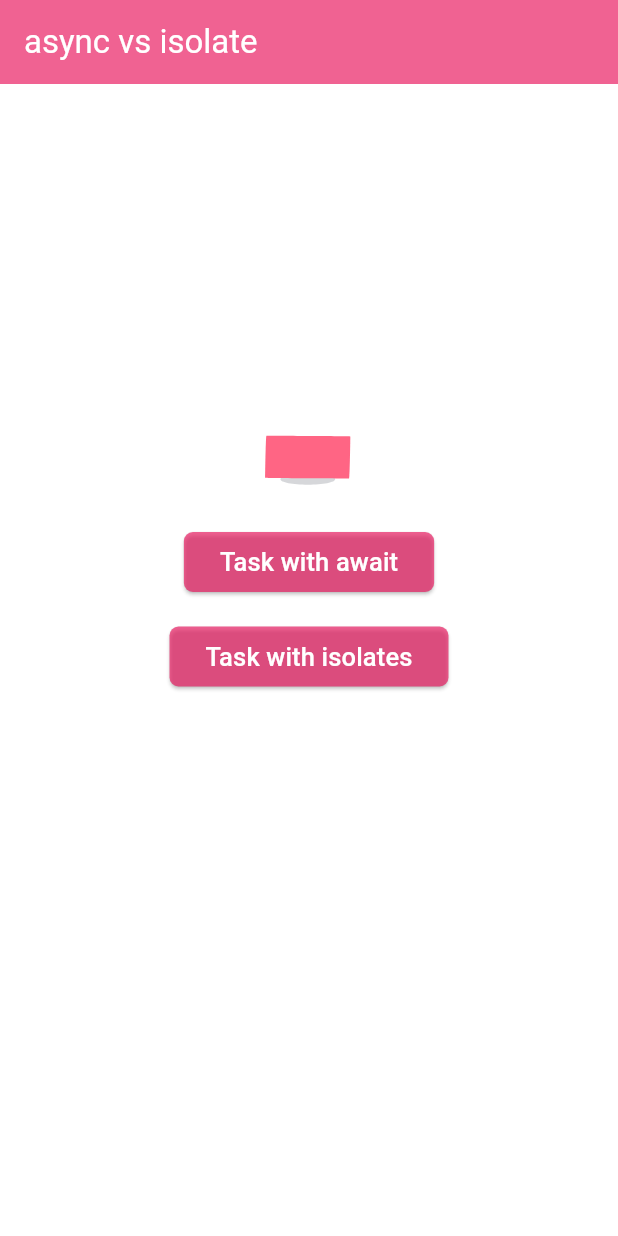
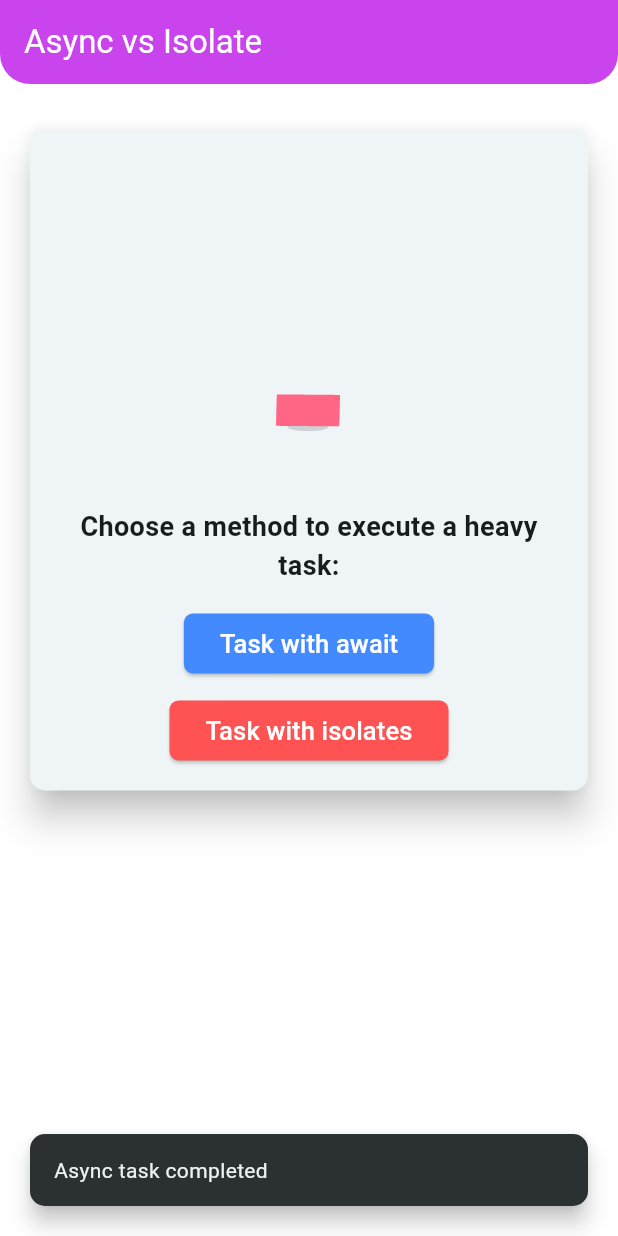
Before and after one commit to AbdullahProjects/flutter-and-dart-with-examples, a Flutter app: the screen it shows after launch, after a tap on "Task with await", on a phone screen of 412 x 824 dp. Run offline on Flutter 3.47's test engine with Material 3 defaults, Android fonts, the phone set to English and light mode, and no system bars; our stand-ins replace lottie.

Commit message:
async vs isolate

```diff
--- a/async_vs_isolate_example/lib/main.dart
+++ b/async_vs_isolate_example/lib/main.dart
@@ -14,8 +14,9 @@ class MyApp extends StatelessWidget {
   Widget build(BuildContext context) {
     return MaterialApp(
       title: 'Flutter Demo',
+      debugShowCheckedModeBanner: false,
       theme: ThemeData(
-        colorScheme: ColorScheme.fromSeed(seedColor: Colors.deepPurple),
+        colorScheme: ColorScheme.fromSeed(seedColor: Colors.white),
         useMaterial3: true,
       ),
       home: const MyHomePage(),
@@ -23,43 +24,68 @@ class MyApp extends StatelessWidget {
   }
 }
 
-class MyHomePage extends StatelessWidget {
+class MyHomePage extends StatefulWidget {
   const MyHomePage({super.key});
 
+  @override
+  State<MyHomePage> createState() => _MyHomePageState();
+}
+
+class _MyHomePageState extends State<MyHomePage> {
+  final int totalValue = 2000000000;
   @override
   Widget build(BuildContext context) {
     final size = MediaQuery.of(context).size;
     return Scaffold(
       backgroundColor: Colors.white,
       appBar: AppBar(
-        title: Text(
-          "async vs isolate",
-          style: TextStyle(
-            color: Colors.white,
+        title: const Text("Async vs Isolate",
+            style: TextStyle(color: Colors.white)),
+        backgroundColor: Colors.purpleAccent,
+        elevation: 5,
+        shape: const RoundedRectangleBorder(
+          borderRadius: BorderRadius.vertical(bottom: Radius.circular(20)),
         ),
       ),
-        backgroundColor: Colors.pink.withValues(alpha: 0.7),
-      ),
-      body: SizedBox(
+      body: Container(
         width: size.width,
+        padding: const EdgeInsets.all(16),
         child: Column(
           crossAxisAlignment: CrossAxisAlignment.center,
           mainAxisAlignment: MainAxisAlignment.start,
           children: [
-            const SizedBox(height: 20),
+            const SizedBox(height: 10),
+            Card(
+              shape: RoundedRectangleBorder(
+                borderRadius: BorderRadius.circular(10),
+              ),
+              elevation: 10,
+              child: Padding(
+                padding: const EdgeInsets.all(16),
+                child: Column(
+                  children: [
                     Lottie.asset(
                       "assets/lottie_animations/bouncing_ball.json",
-              width: size.width / 1.5,
+                      width: size.width / 2,
                     ),
+                    const SizedBox(height: 30),
+                    const Text(
+                      "Choose a method to execute a heavy task:",
+                      textAlign: TextAlign.center,
+                      style:
+                          TextStyle(fontSize: 18, fontWeight: FontWeight.bold),
+                    ),
+                    const SizedBox(height: 15),
                     ElevatedButton(
                       style: ElevatedButton.styleFrom(
                         shape: RoundedRectangleBorder(
                           borderRadius: BorderRadius.circular(6),
                         ),
-                backgroundColor: Colors.pink.withValues(alpha: 0.7),
+                        backgroundColor: Colors.blueAccent,
                       ),
                       onPressed: () async {
                         await asyncTask();
+                        showToast(context, "Async task completed");
                       },
                       child: Text(
                         "Task with await",
@@ -69,19 +95,20 @@ class MyHomePage extends StatelessWidget {
                         ),
                       ),
                     ),
-            const SizedBox(height: 15),
+                    const SizedBox(height: 10),
                     ElevatedButton(
                       style: ElevatedButton.styleFrom(
                         shape: RoundedRectangleBorder(
                           borderRadius: BorderRadius.circular(6),
                         ),
-                backgroundColor: Colors.pink.withValues(alpha: 0.7),
+                        backgroundColor: Colors.redAccent,
                       ),
                       onPressed: () async {
                         ReceivePort receivePort = ReceivePort();
                         await Isolate.spawn(isolatesTask, receivePort.sendPort);
                         receivePort.listen((i) {
                           print("Isolates task completed: $i");
+                          showToast(context, "Isolate task completed");
                         });
                       },
                       child: Text(
@@ -95,21 +122,38 @@ class MyHomePage extends StatelessWidget {
                   ],
                 ),
               ),
+            )
+          ],
+        ),
+      ),
     );
   }
 
   asyncTask() async {
     int i = 0;
-    for (int x = i; x < 1000000000; x++) {
+    for (int x = i; x < totalValue; x++) {
       i = x++;
     }
     print("Async task completed: $i");
   }
+
+  void showToast(BuildContext context, String message) {
+    ScaffoldMessenger.of(context).showSnackBar(
+      SnackBar(
+        content: Text(message),
+        duration: Duration(seconds: 2),
+        behavior: SnackBarBehavior.floating,
+        shape: RoundedRectangleBorder(borderRadius: BorderRadius.circular(10)),
+        margin: EdgeInsets.all(20),
+      ),
+    );
+  }
 }
 
+// code outside the class for Isolate
 isolatesTask(SendPort sendPort) {
   int i = 0;
-  for (int x = i; x < 1000000000; x++) {
+  for (int x = i; x < 2000000000; x++) {
     i = x++;
   }
   sendPort.send(i);
```
Lines whose indentation alone changed are shown as unchanged.
